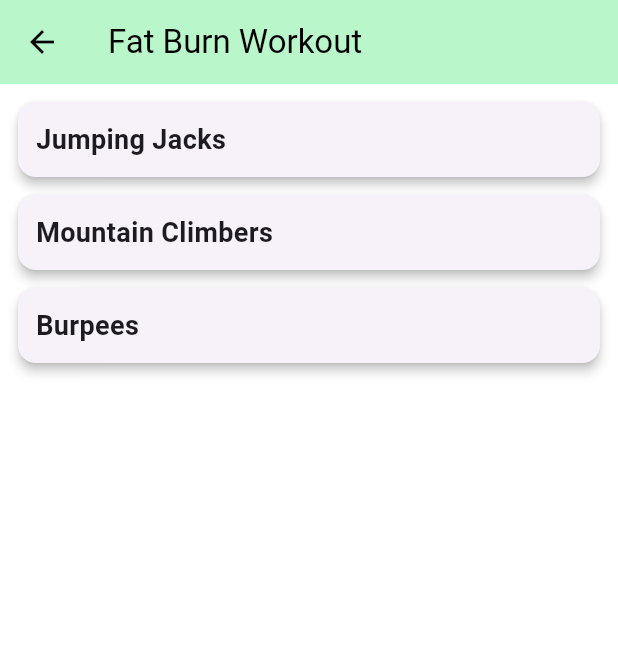
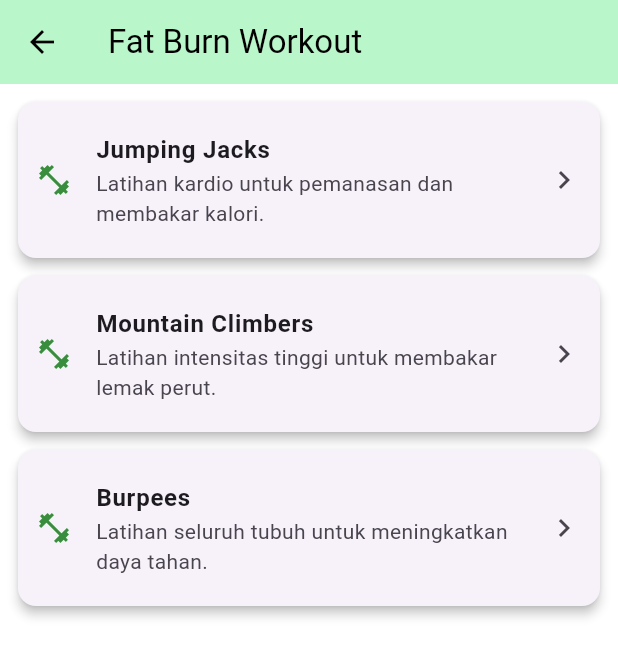
Before and after one commit to Juv-andrew/groupie, a Flutter app: the FatBurnPage screen opened directly, on a phone screen of 412 x 824 dp. Shown: the top 657 px of the screen. Run offline on Flutter 3.47's test engine with Material 3 defaults, Android fonts, the light colour scheme and no system bars; our stand-ins replace share_plus, shared_preferences, smooth_page_indicator; accounts and stored records are empty.

Commit message:
list tile fat burn page

```diff
--- a/lib/fitness/fat_burn_page.dart
+++ b/lib/fitness/fat_burn_page.dart
@@ -5,7 +5,6 @@ class FatBurnPage extends StatelessWidget {
 
   @override
   Widget build(BuildContext context) {
-    // Data workout
     final List<Map<String, String>> workouts = [
       {
         "name": "Jumping Jacks",
@@ -43,9 +42,25 @@ class FatBurnPage extends StatelessWidget {
             final name = workout["name"] ?? "Tanpa Nama";
             final description = workout["description"] ?? "Tidak ada deskripsi.";
 
-            return GestureDetector(
+            return Card(
+              elevation: 3,
+              shape: RoundedRectangleBorder(
+                borderRadius: BorderRadius.circular(12),
+              ),
+              margin: const EdgeInsets.only(bottom: 12),
+              child: ListTile(
+                contentPadding: const EdgeInsets.all(12),
+                leading: Icon(Icons.fitness_center, color: Colors.green.shade700),
+                title: Text(
+                  name,
+                  style: const TextStyle(
+                    fontWeight: FontWeight.bold,
+                  ),
+                ),
+                subtitle: Text(description),
+                trailing: Icon(Icons.chevron_right),
                 onTap: () {
-                // Tampilkan deskripsi saat card diklik
+                  // Dialog deskripsi detail saat diklik
                   showDialog(
                     context: context,
                     builder: (context) => AlertDialog(
@@ -60,22 +75,6 @@ class FatBurnPage extends StatelessWidget {
                     ),
                   );
                 },
-              child: Card(
-                elevation: 3,
-                shape: RoundedRectangleBorder(
-                  borderRadius: BorderRadius.circular(12),
-                ),
-                margin: const EdgeInsets.only(bottom: 12),
-                child: Padding(
-                  padding: const EdgeInsets.all(12),
-                  child: Text(
-                    name,
-                    style: const TextStyle(
-                      fontSize: 18,
-                      fontWeight: FontWeight.bold,
-                    ),
-                  ),
-                ),
               ),
             );
           },
```
Lines whose indentation alone changed are shown as unchanged.
